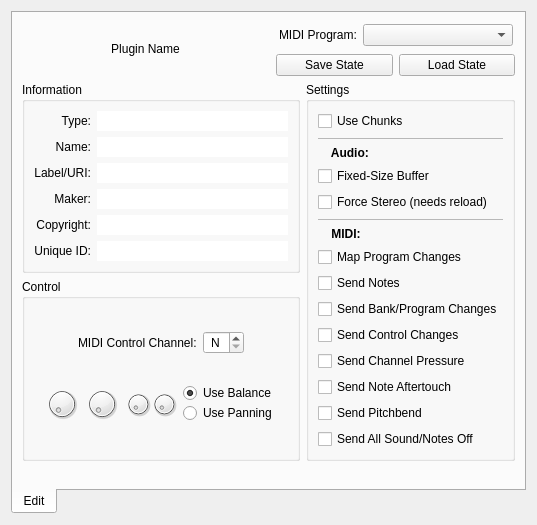
First picture: the form in resources/ui/carla_edit.ui, repository falkTX/Carla, before the edit.
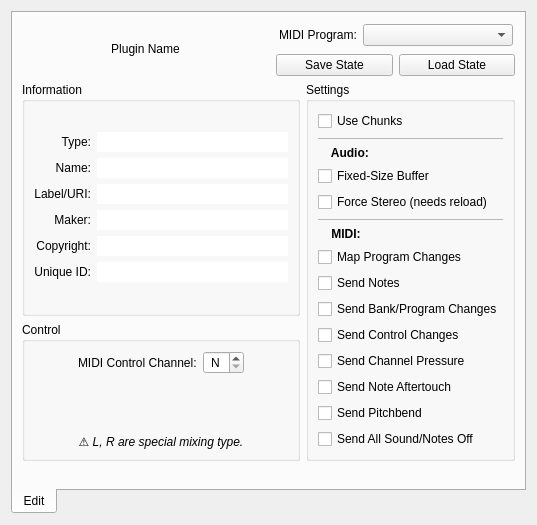
Second picture: the form after the edit. Icons and pictures are not drawn. Custom widgets are drawn as their Qt base class.

What changed in the file:
```diff
--- a/resources/ui/carla_edit.ui
+++ b/resources/ui/carla_edit.ui
@@ -108,17 +108,17 @@
              </spacer>
             </item>
             <item>
-             <widget class="ScalableDial" name="dial_drywet">
+             <widget class="QWidget" name="dial_drywet">
               <property name="minimumSize">
                <size>
-                <width>34</width>
-                <height>34</height>
+                <width>32</width>
+                <height>48</height>
                </size>
               </property>
               <property name="maximumSize">
                <size>
-                <width>34</width>
-                <height>34</height>
+                <width>32</width>
+                <height>48</height>
                </size>
               </property>
               <property name="contextMenuPolicy">
@@ -130,17 +130,17 @@
              </widget>
             </item>
             <item>
-             <widget class="ScalableDial" name="dial_vol">
+             <widget class="QWidget" name="dial_vol">
               <property name="minimumSize">
                <size>
-                <width>34</width>
-                <height>34</height>
+                <width>32</width>
+                <height>48</height>
                </size>
               </property>
               <property name="maximumSize">
                <size>
-                <width>34</width>
-                <height>34</height>
+                <width>32</width>
+                <height>48</height>
                </size>
               </property>
               <property name="contextMenuPolicy">
@@ -152,48 +152,17 @@
              </widget>
             </item>
             <item>
-             <widget class="QStackedWidget" name="stackedWidget">
-              <property name="maximumSize">
-               <size>
-                <width>16777215</width>
-                <height>42</height>
-               </size>
-              </property>
-              <property name="lineWidth">
-               <number>0</number>
-              </property>
-              <property name="currentIndex">
-               <number>0</number>
-              </property>
-              <widget class="QWidget" name="page_bal">
-               <layout class="QHBoxLayout" name="horizontalLayout_6">
-                <property name="spacing">
-                 <number>0</number>
-                </property>
-                <property name="leftMargin">
-                 <number>0</number>
-                </property>
-                <property name="topMargin">
-                 <number>0</number>
-                </property>
-                <property name="rightMargin">
-                 <number>0</number>
-                </property>
-                <property name="bottomMargin">
-                 <number>0</number>
-                </property>
-                <item>
-                 <widget class="ScalableDial" name="dial_b_left">
+              <widget class="QWidget" name="dial_b_left">
                   <property name="minimumSize">
                    <size>
                     <width>26</width>
-                    <height>26</height>
+                <height>40</height>
                    </size>
                   </property>
                   <property name="maximumSize">
                    <size>
                     <width>26</width>
-                    <height>26</height>
+                <height>40</height>
                    </size>
                   </property>
                   <property name="contextMenuPolicy">
@@ -205,17 +174,17 @@
                  </widget>
                 </item>
                 <item>
-                 <widget class="ScalableDial" name="dial_b_right">
+              <widget class="QWidget" name="dial_b_right">
                   <property name="minimumSize">
                    <size>
                     <width>26</width>
-                    <height>26</height>
+                <height>40</height>
                    </size>
                   </property>
                   <property name="maximumSize">
                    <size>
                     <width>26</width>
-                    <height>26</height>
+                <height>40</height>
                    </size>
                   </property>
                   <property name="contextMenuPolicy">
@@ -226,37 +195,18 @@
                   </property>
                  </widget>
                 </item>
-               </layout>
-              </widget>
-              <widget class="QWidget" name="page_pan">
-               <layout class="QHBoxLayout" name="horizontalLayout_7">
-                <property name="spacing">
-                 <number>0</number>
-                </property>
-                <property name="leftMargin">
-                 <number>0</number>
-                </property>
-                <property name="topMargin">
-                 <number>0</number>
-                </property>
-                <property name="rightMargin">
-                 <number>0</number>
-                </property>
-                <property name="bottomMargin">
-                 <number>0</number>
-                </property>
                 <item>
-                 <widget class="ScalableDial" name="dial_pan">
+              <widget class="QWidget" name="dial_pan">
                   <property name="minimumSize">
                    <size>
-                    <width>26</width>
-                    <height>26</height>
+                <width>32</width>
+                <height>48</height>
                    </size>
                   </property>
                   <property name="maximumSize">
                    <size>
-                    <width>26</width>
-                    <height>26</height>
+                <width>32</width>
+                <height>48</height>
                    </size>
                   </property>
                   <property name="contextMenuPolicy">
@@ -267,33 +217,27 @@
                   </property>
                  </widget>
                 </item>
-               </layout>
-              </widget>
-             </widget>
-            </item>
             <item>
-             <layout class="QVBoxLayout" name="verticalLayout_2">
-              <property name="spacing">
-               <number>0</number>
+              <widget class="QWidget" name="dial_forth">
+              <property name="minimumSize">
+               <size>
+                <width>32</width>
+                <height>48</height>
+               </size>
               </property>
-              <item>
-               <widget class="QRadioButton" name="rb_balance">
-                <property name="text">
-                 <string>Use Balance</string>
-                </property>
-                <property name="checked">
-                 <bool>true</bool>
-                </property>
-               </widget>
-              </item>
-              <item>
-               <widget class="QRadioButton" name="rb_pan">
-                <property name="text">
-                 <string>Use Panning</string>
-                </property>
-               </widget>
-              </item>
-             </layout>
+              <property name="maximumSize">
+               <size>
+                <width>32</width>
+                <height>48</height>
+               </size>
+              </property>
+              <property name="contextMenuPolicy">
+               <enum>Qt::CustomContextMenu</enum>
+              </property>
+              <property name="statusTip">
+               <string>Front-Rear (0%)</string>
+              </property>
+             </widget>
             </item>
             <item>
              <spacer name="horizontalSpacer_4">
@@ -310,6 +254,21 @@
             </item>
            </layout>
           </item>
+          <item>
+           <widget class="QLabel" name="label_ctrl_channel_2">
+            <property name="font">
+             <font>
+              <italic>true</italic>
+             </font>
+            </property>
+            <property name="text">
+             <string>&#9888; L, R are special mixing type.</string>
+            </property>
+            <property name="alignment">
+             <set>Qt::AlignCenter</set>
+            </property>
+           </widget>
+          </item>
          </layout>
         </widget>
        </item>
@@ -876,13 +835,6 @@
    </item>
   </layout>
  </widget>
- <customwidgets>
-  <customwidget>
-   <class>ScalableDial</class>
-   <extends>QDial</extends>
-   <header>widgets/scalabledial.h</header>
-  </customwidget>
- </customwidgets>
  <resources>
   <include location="../resources.qrc"/>
  </resources>
```
Left out of the diff: 2 changed lines with no effect on the pictures. Lines whose indentation alone changed are shown as unchanged.
